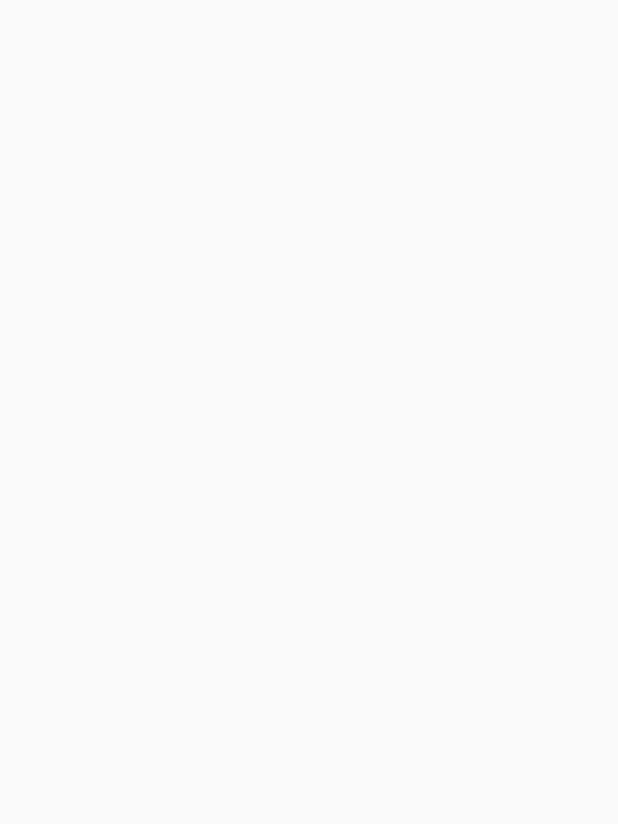
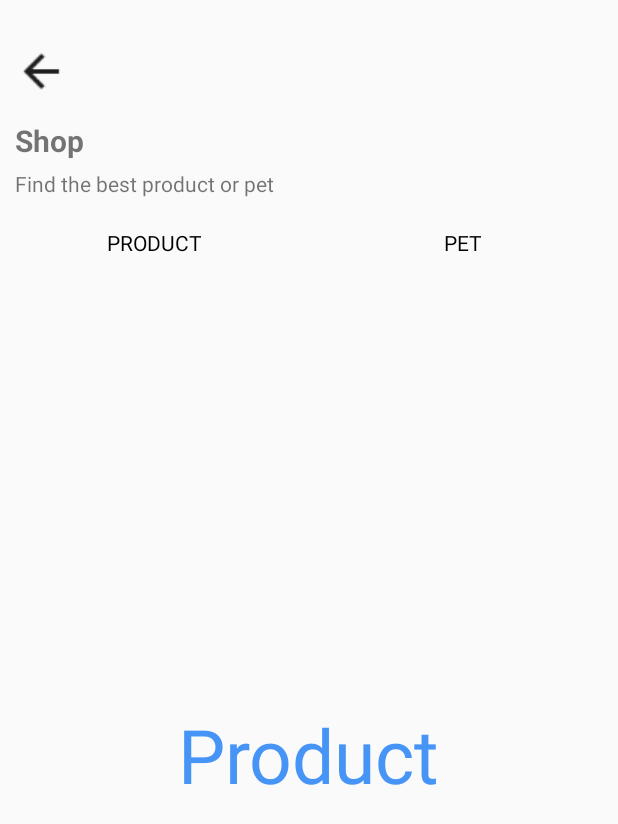
Before and after one commit to kirk-y/PetLover, an Android app: the Shop screen opened directly, with no data from a screen before it, on a phone screen of 412 x 824 dp. Before the commit the part shown is empty. Shown: the top 824 px of the screen. Run offline under Robolectric (Android 15) with nearby library versions, the phone set to English and light mode, and no system bars.

Commit message:
20230423shop

```diff
--- a/app/src/main/java/com/example/petlover/Functions/Shop.java
+++ b/app/src/main/java/com/example/petlover/Functions/Shop.java
@@ -1,9 +1,20 @@
 package com.example.petlover.Functions;
 
 import androidx.appcompat.app.AppCompatActivity;
+import androidx.fragment.app.Fragment;
+import androidx.fragment.app.FragmentManager;
+import androidx.fragment.app.FragmentPagerAdapter;
+import androidx.viewpager.widget.ViewPager;
 
+import android.annotation.SuppressLint;
 import android.os.Bundle;
 
+import com.example.petlover.Functions.shop.ShopPet;
+import com.example.petlover.Functions.shop.ShopProduct;
+import com.example.petlover.LoginRegister.Preload;
+import com.example.petlover.LoginRegister.PreloadFragment.View1;
+import com.example.petlover.LoginRegister.PreloadFragment.View2;
+import com.example.petlover.LoginRegister.PreloadFragment.View3;
 import com.example.petlover.R;
 
 public class Shop extends AppCompatActivity {
@@ -12,5 +23,36 @@ public class Shop extends AppCompatActivity {
     protected void onCreate(Bundle savedInstanceState) {
         super.onCreate(savedInstanceState);
         setContentView(R.layout.activity_shop);
+
+        // 初始化ViewPager和FragmentPagerAdapter
+        @SuppressLint({"MissingInflatedId", "LocalSuppress"}) ViewPager viewPager = findViewById(R.id.shop_fragment);
+        FragmentPagerAdapter fragmentPagerAdapter = new Shop.MyPagerAdapter(getSupportFragmentManager());
+        viewPager.setAdapter(fragmentPagerAdapter);
+    }
+
+    private static class MyPagerAdapter extends FragmentPagerAdapter {
+
+        public MyPagerAdapter(FragmentManager fm) {
+            super(fm);
+        }
+
+        @Override
+        public Fragment getItem(int position) {
+            // 根据位置返回对应的Fragment
+            switch (position) {
+                case 0:
+                    return new ShopProduct();
+                case 1:
+                    return new ShopPet();
+                default:
+                    return null;
+            }
+        }
+
+        @Override
+        public int getCount() {
+            // 返回Fragment的数量
+            return 2;
+        }
     }
 }
--- /dev/null
+++ b/app/src/main/java/com/example/petlover/Functions/shop/ShopPet.java
@@ -0,0 +1,66 @@
+package com.example.petlover.Functions.shop;
+
+import android.os.Bundle;
+
+import androidx.fragment.app.Fragment;
+
+import android.view.LayoutInflater;
+import android.view.View;
+import android.view.ViewGroup;
+
+import com.example.petlover.R;
+
+/**
+ * A simple {@link Fragment} subclass.
+ * Use the {@link ShopPet#newInstance} factory method to
+ * create an instance of this fragment.
+ */
+public class ShopPet extends Fragment {
+
+    // TODO: Rename parameter arguments, choose names that match
+    // the fragment initialization parameters, e.g. ARG_ITEM_NUMBER
+    private static final String ARG_PARAM1 = "param1";
+    private static final String ARG_PARAM2 = "param2";
+
+    // TODO: Rename and change types of parameters
+    private String mParam1;
+    private String mParam2;
+
+    public ShopPet() {
+        // Required empty public constructor
+    }
+
+    /**
+     * Use this factory method to create a new instance of
+     * this fragment using the provided parameters.
+     *
+     * @param param1 Parameter 1.
+     * @param param2 Parameter 2.
+     * @return A new instance of fragment ShopPet.
+     */
+    // TODO: Rename and change types and number of parameters
+    public static ShopPet newInstance(String param1, String param2) {
+        ShopPet fragment = new ShopPet();
+        Bundle args = new Bundle();
+        args.putString(ARG_PARAM1, param1);
+        args.putString(ARG_PARAM2, param2);
+        fragment.setArguments(args);
+        return fragment;
+    }
+
+    @Override
+    public void onCreate(Bundle savedInstanceState) {
+        super.onCreate(savedInstanceState);
+        if (getArguments() != null) {
+            mParam1 = getArguments().getString(ARG_PARAM1);
+            mParam2 = getArguments().getString(ARG_PARAM2);
+        }
+    }
+
+    @Override
+    public View onCreateView(LayoutInflater inflater, ViewGroup container,
+                             Bundle savedInstanceState) {
+        // Inflate the layout for this fragment
+        return inflater.inflate(R.layout.fragment_shop_pet, container, false);
+    }
+}
--- /dev/null
+++ b/app/src/main/java/com/example/petlover/Functions/shop/ShopProduct.java
@@ -0,0 +1,66 @@
+package com.example.petlover.Functions.shop;
+
+import android.os.Bundle;
+
+import androidx.fragment.app.Fragment;
+
+import android.view.LayoutInflater;
+import android.view.View;
+import android.view.ViewGroup;
+
+import com.example.petlover.R;
+
+/**
+ * A simple {@link Fragment} subclass.
+ * Use the {@link ShopProduct#newInstance} factory method to
+ * create an instance of this fragment.
+ */
+public class ShopProduct extends Fragment {
+
+    // TODO: Rename parameter arguments, choose names that match
+    // the fragment initialization parameters, e.g. ARG_ITEM_NUMBER
+    private static final String ARG_PARAM1 = "param1";
+    private static final String ARG_PARAM2 = "param2";
+
+    // TODO: Rename and change types of parameters
+    private String mParam1;
+    private String mParam2;
+
+    public ShopProduct() {
+        // Required empty public constructor
+    }
+
+    /**
+     * Use this factory method to create a new instance of
+     * this fragment using the provided parameters.
+     *
+     * @param param1 Parameter 1.
+     * @param param2 Parameter 2.
+     * @return A new instance of fragment ShopProduct.
+     */
+    // TODO: Rename and change types and number of parameters
+    public static ShopProduct newInstance(String param1, String param2) {
+        ShopProduct fragment = new ShopProduct();
+        Bundle args = new Bundle();
+        args.putString(ARG_PARAM1, param1);
+        args.putString(ARG_PARAM2, param2);
+        fragment.setArguments(args);
+        return fragment;
+    }
+
+    @Override
+    public void onCreate(Bundle savedInstanceState) {
+        super.onCreate(savedInstanceState);
+        if (getArguments() != null) {
+            mParam1 = getArguments().getString(ARG_PARAM1);
+            mParam2 = getArguments().getString(ARG_PARAM2);
+        }
+    }
+
+    @Override
+    public View onCreateView(LayoutInflater inflater, ViewGroup container,
+                             Bundle savedInstanceState) {
+        // Inflate the layout for this fragment
+        return inflater.inflate(R.layout.fragment_shop_product, container, false);
+    }
+}
--- a/app/src/main/java/com/example/petlover/LoginRegister/Preload.java
+++ b/app/src/main/java/com/example/petlover/LoginRegister/Preload.java
@@ -26,9 +26,6 @@ import java.util.List;
 
 public class Preload extends AppCompatActivity {
 
-    private ViewPager viewPager;
-    private FragmentPagerAdapter fragmentPagerAdapter;
-
     @SuppressLint("MissingInflatedId")
     @Override
     protected void onCreate(Bundle savedInstanceState) {
@@ -36,8 +33,8 @@ public class Preload extends AppCompatActivity {
         setContentView(R.layout.activity_preload);
 
         // 初始化ViewPager和FragmentPagerAdapter
-        viewPager = findViewById(R.id.preload_fragment);
-        fragmentPagerAdapter = new MyPagerAdapter(getSupportFragmentManager());
+        ViewPager viewPager = findViewById(R.id.preload_fragment);
+        FragmentPagerAdapter fragmentPagerAdapter = new MyPagerAdapter(getSupportFragmentManager());
         viewPager.setAdapter(fragmentPagerAdapter);
 
         viewPager.setOnPageChangeListener(new ViewPager.OnPageChangeListener() {
--- a/app/src/main/res/layout/activity_shop.xml
+++ b/app/src/main/res/layout/activity_shop.xml
@@ -6,4 +6,78 @@
     android:layout_height="match_parent"
     tools:context=".Functions.Shop">
 
+
+    <ImageButton
+        android:id="@+id/bnt_shop_back"
+        android:layout_width="wrap_content"
+        android:layout_height="wrap_content"
+        android:layout_marginStart="10dp"
+        android:layout_marginTop="30dp"
+        android:background="@color/transparent"
+        app:layout_constraintStart_toStartOf="parent"
+        app:layout_constraintTop_toTopOf="parent"
+        app:srcCompat="@drawable/back"
+        tools:ignore="MissingConstraints" />
+
+
+    <TextView
+        android:id="@+id/shop_title"
+        android:layout_width="wrap_content"
+        android:layout_height="wrap_content"
+        android:layout_marginStart="10dp"
+        android:layout_marginTop="80dp"
+        android:text="@string/shop"
+        android:textSize="20sp"
+        android:textStyle="bold"
+        app:layout_constraintStart_toStartOf="parent"
+        app:layout_constraintTop_toTopOf="parent" />
+
+    <TextView
+        android:id="@+id/textView25"
+        android:layout_width="wrap_content"
+        android:layout_height="wrap_content"
+        android:layout_marginTop="5dp"
+        android:text="@string/shop_info"
+        app:layout_constraintStart_toStartOf="@+id/shop_title"
+        app:layout_constraintTop_toBottomOf="@+id/shop_title" />
+
+    <RadioGroup
+        android:id="@+id/radioGroup"
+        android:layout_width="match_parent"
+        android:layout_height="wrap_content"
+        android:layout_marginTop="10dp"
+        android:orientation="horizontal"
+        app:layout_constraintEnd_toEndOf="parent"
+        app:layout_constraintStart_toStartOf="parent"
+        app:layout_constraintTop_toBottomOf="@+id/textView25">
+
+        <RadioButton
+            android:id="@+id/radioButton"
+            android:layout_width="0dp"
+            android:layout_height="40sp"
+            android:layout_weight="1"
+            android:button="@null"
+            android:gravity="center"
+            android:text="@string/shop_product" />
+
+        <RadioButton
+            android:id="@+id/radioButton2"
+            android:layout_width="0dp"
+            android:layout_height="40sp"
+            android:layout_weight="1"
+            android:button="@null"
+            android:gravity="center"
+            android:text="@string/shop_pet" />
+    </RadioGroup>
+
+    <androidx.viewpager.widget.ViewPager
+        android:id="@+id/shop_fragment"
+        android:layout_width="match_parent"
+        android:layout_height="550dp"
+        app:layout_constraintBottom_toBottomOf="parent"
+        app:layout_constraintEnd_toEndOf="parent"
+        app:layout_constraintStart_toStartOf="parent"
+        app:layout_constraintTop_toBottomOf="@+id/radioGroup" />
+
+
 </androidx.constraintlayout.widget.ConstraintLayout>
--- /dev/null
+++ b/app/src/main/res/layout/fragment_shop_pet.xml
@@ -0,0 +1,28 @@
+<?xml version="1.0" encoding="utf-8"?>
+<FrameLayout xmlns:android="http://schemas.android.com/apk/res/android"
+    xmlns:app="http://schemas.android.com/apk/res-auto"
+    xmlns:tools="http://schemas.android.com/tools"
+    android:layout_width="match_parent"
+    android:layout_height="match_parent"
+    tools:context=".Functions.shop.ShopPet">
+
+    <!-- TODO: Update blank fragment layout -->
+
+    <androidx.constraintlayout.widget.ConstraintLayout
+        android:layout_width="match_parent"
+        android:layout_height="match_parent">
+
+        <TextView
+            android:id="@+id/textView27"
+            android:layout_width="wrap_content"
+            android:layout_height="wrap_content"
+            android:text="Pet"
+            android:textColor="@color/bnt_color"
+            android:textSize="50dp"
+            app:layout_constraintBottom_toBottomOf="parent"
+            app:layout_constraintEnd_toEndOf="parent"
+            app:layout_constraintStart_toStartOf="parent"
+            app:layout_constraintTop_toTopOf="parent" />
+    </androidx.constraintlayout.widget.ConstraintLayout>
+
+</FrameLayout>
--- /dev/null
+++ b/app/src/main/res/layout/fragment_shop_product.xml
@@ -0,0 +1,26 @@
+<?xml version="1.0" encoding="utf-8"?>
+<FrameLayout xmlns:android="http://schemas.android.com/apk/res/android"
+    xmlns:app="http://schemas.android.com/apk/res-auto"
+    xmlns:tools="http://schemas.android.com/tools"
+    android:layout_width="match_parent"
+    android:layout_height="match_parent"
+    tools:context=".Functions.shop.ShopProduct">
+
+    <androidx.constraintlayout.widget.ConstraintLayout
+        android:layout_width="match_parent"
+        android:layout_height="match_parent">
+
+        <TextView
+            android:id="@+id/textView27"
+            android:layout_width="wrap_content"
+            android:layout_height="wrap_content"
+            android:text="Product"
+            android:textSize="50dp"
+            android:textColor="@color/bnt_color"
+            app:layout_constraintBottom_toBottomOf="parent"
+            app:layout_constraintEnd_toEndOf="parent"
+            app:layout_constraintStart_toStartOf="parent"
+            app:layout_constraintTop_toTopOf="parent" />
+
+    </androidx.constraintlayout.widget.ConstraintLayout>
+</FrameLayout>
--- a/app/src/main/res/values/strings.xml
+++ b/app/src/main/res/values/strings.xml
@@ -72,4 +72,9 @@
     <string name="what_is_a_pet_lovers_app">What is a pet lovers app?\n\nPet lovers application is an application intended for pet lovers. This application has shop, addoption, veterinarian, and treatment features.</string>
     <string name="can_i_sell_my_pet">Can I sell my pet?</string>
     <string name="how_is_the_adoption_process">How is the adoption process?</string>
+    <string name="shop">Shop</string>
+    <string name="shop_info">Find the best product or pet</string>
+    <string name="shop_product">PRODUCT</string>
+    <string name="shop_pet">PET</string>
+    <string name="product">PRODUCT</string>
 </resources>
```
